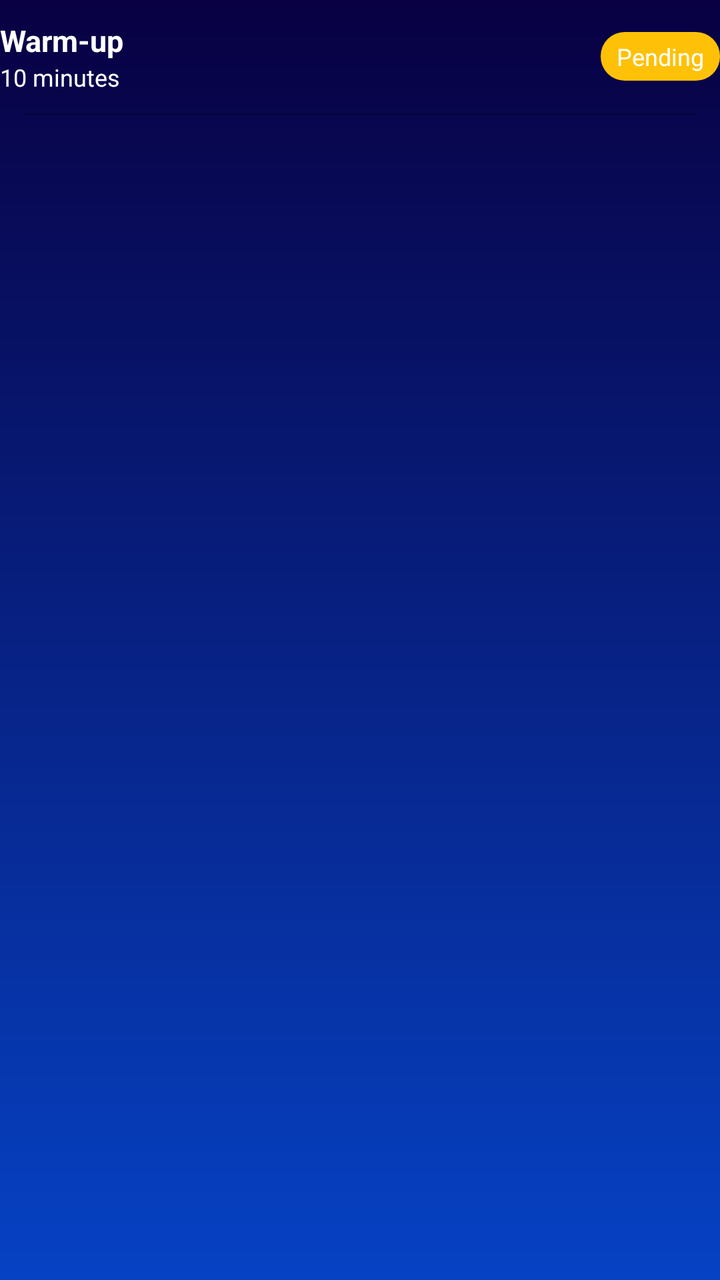
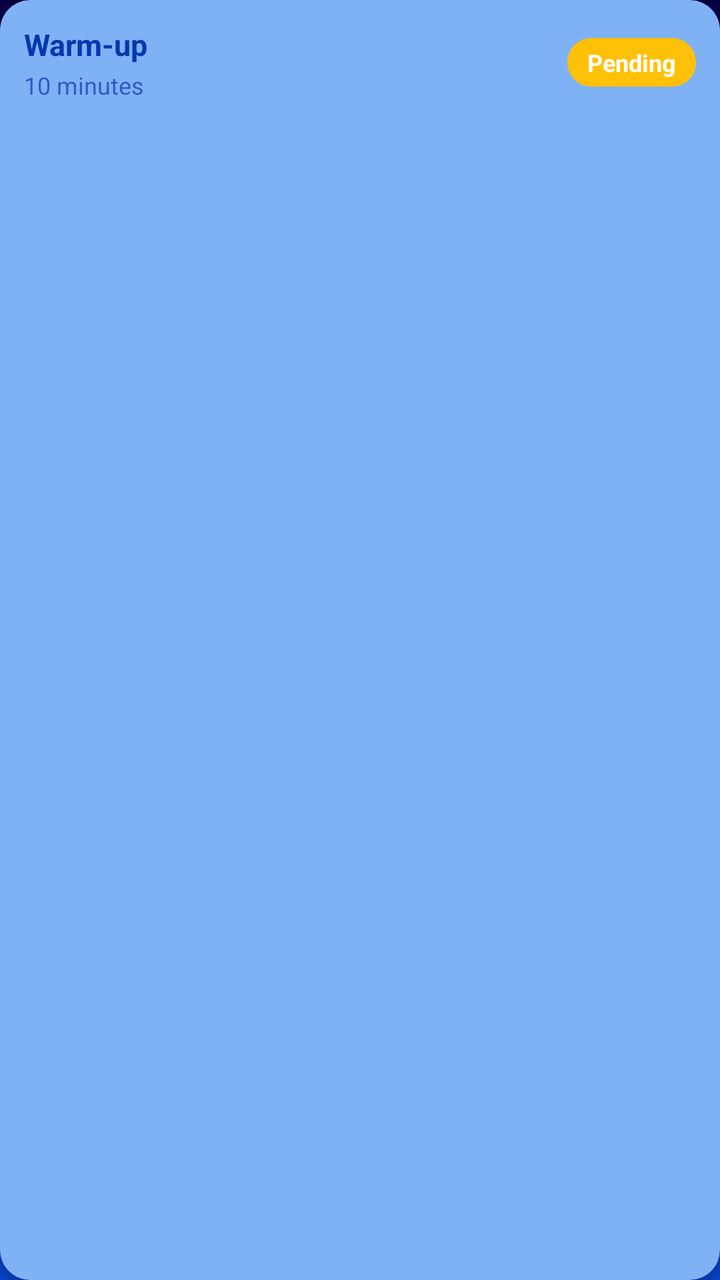

Screens rendered from an Android XML layout before and after an edit, with the pre-edit source and the edit as a unified diff.
<!-- AndroidManifest.xml: application theme Theme.RUNOVA -->
<!-- res/layout/item_task_card.xml -->
<?xml version="1.0" encoding="utf-8"?>
<LinearLayout xmlns:android="http://schemas.android.com/apk/res/android"
    android:layout_width="match_parent"
    android:layout_height="wrap_content"
    android:orientation="vertical">

    <LinearLayout
        android:layout_width="match_parent"
        android:layout_height="wrap_content"
        android:orientation="horizontal"
        android:gravity="center_vertical"
        android:paddingVertical="10dp">

        <LinearLayout
            android:layout_width="0dp"
            android:layout_height="wrap_content"
            android:layout_weight="1"
            android:orientation="vertical">

            <TextView
                android:id="@+id/tvTaskName"
                android:layout_width="wrap_content"
                android:layout_height="wrap_content"
                android:text="Warm-up"
                android:textColor="@color/white"
                android:textSize="15sp"
                android:textStyle="bold" />

            <TextView
                android:id="@+id/tvTaskDuration"
                android:layout_width="wrap_content"
                android:layout_height="wrap_content"
                android:text="10 minutes"
                android:textColor="@color/white"
                android:textSize="12sp" />

        </LinearLayout>

        <TextView
            android:id="@+id/tvTaskStatus"
            android:layout_width="wrap_content"
            android:layout_height="wrap_content"
            android:text="Pending"
            android:textColor="@color/white"
            android:textSize="12sp"
            android:background="@drawable/bg_status_pending"
            android:paddingHorizontal="@dimen/space_2"
            android:paddingVertical="4dp" />

    </LinearLayout>

    <View
        android:id="@+id/divider"
        android:layout_width="match_parent"
        android:layout_height="1dp"
        android:layout_marginHorizontal="12dp"
        android:background="#33000000" />

</LinearLayout>
<!-- resources referenced by this layout -->
<resources>
  <color name="white">#FFFFFFFF</color>
  <dimen name="space_2">8dp</dimen>
  <!-- drawable bg_status_pending (drawable) -->
  <?xml version="1.0" encoding="utf-8"?>
  <shape xmlns:android="http://schemas.android.com/apk/res/android"
      android:shape="rectangle">
      <solid android:color="#FFC107" />
      <corners android:radius="12dp" />
  </shape>
  <style name="Theme.RUNOVA" parent="Base.Theme.RUNOVA">
          <item name="android:statusBarColor">@android:color/transparent</item>
          <item name="android:windowLightStatusBar">false</item>
  
          
          <item name="android:navigationBarColor">@android:color/transparent</item>
          <item name="android:windowLightNavigationBar">false</item>
          <item name="android:enforceNavigationBarContrast">false</item>
          <item name="android:enforceStatusBarContrast">false</item>
          <item name="android:windowBackground">@drawable/background</item>
  
          
          <item name="android:windowLayoutInDisplayCutoutMode">shortEdges</item>
  
          
          <item name="android:windowAnimationStyle">@style/Animation.RUNOVA.None</item>
      </style>
  <style name="Base.Theme.RUNOVA" parent="Theme.Material3.DayNight.NoActionBar" />
  <!-- drawable background (drawable) -->
  <?xml version="1.0" encoding="utf-8"?>
  <shape xmlns:android="http://schemas.android.com/apk/res/android"
      android:shape="rectangle">
      <gradient
          android:startColor="#0642C4"
          android:endColor="#080042"
          android:angle="90"
          android:type="linear" />
  </shape>
  <style name="Animation.RUNOVA.None" parent="@android:style/Animation.Activity">
          <item name="android:activityOpenEnterAnimation">@null</item>
          <item name="android:activityOpenExitAnimation">@null</item>
          <item name="android:activityCloseEnterAnimation">@null</item>
          <item name="android:activityCloseExitAnimation">@null</item>
      </style>
</resources>

<!-- the commit's change to res/layout/item_task_card.xml (unified diff, before → after) -->
@@ -1,15 +1,21 @@
 <?xml version="1.0" encoding="utf-8"?>
-<LinearLayout xmlns:android="http://schemas.android.com/apk/res/android"
+<androidx.cardview.widget.CardView xmlns:android="http://schemas.android.com/apk/res/android"
+    xmlns:app="http://schemas.android.com/apk/res-auto"
     android:layout_width="match_parent"
     android:layout_height="wrap_content"
-    android:orientation="vertical">
+    android:layout_marginHorizontal="4dp"
+    android:layout_marginVertical="4dp"
+    android:foreground="?attr/selectableItemBackground"
+    app:cardBackgroundColor="@color/input_bg"
+    app:cardCornerRadius="@dimen/card_radius_sm"
+    app:cardElevation="2dp">
 
     <LinearLayout
         android:layout_width="match_parent"
         android:layout_height="wrap_content"
+        android:gravity="center_vertical"
         android:orientation="horizontal"
-        android:gravity="center_vertical"
-        android:paddingVertical="10dp">
+        android:padding="12dp">
 
         <LinearLayout
             android:layout_width="0dp"
@@ -21,8 +27,10 @@
                 android:id="@+id/tvTaskName"
                 android:layout_width="wrap_content"
                 android:layout_height="wrap_content"
+                android:ellipsize="end"
+                android:maxLines="1"
                 android:text="Warm-up"
-                android:textColor="@color/white"
+                android:textColor="@color/button_primary"
                 android:textSize="15sp"
                 android:textStyle="bold" />
 
@@ -30,8 +38,12 @@
                 android:id="@+id/tvTaskDuration"
                 android:layout_width="wrap_content"
                 android:layout_height="wrap_content"
+                android:layout_marginTop="2dp"
+                android:alpha="0.7"
+                android:ellipsize="end"
+                android:maxLines="1"
                 android:text="10 minutes"
-                android:textColor="@color/white"
+                android:textColor="@color/button_primary"
                 android:textSize="12sp" />
 
         </LinearLayout>
@@ -40,20 +52,14 @@
             android:id="@+id/tvTaskStatus"
             android:layout_width="wrap_content"
             android:layout_height="wrap_content"
+            android:background="@drawable/bg_status_pending"
+            android:paddingHorizontal="10dp"
+            android:paddingVertical="4dp"
             android:text="Pending"
             android:textColor="@color/white"
             android:textSize="12sp"
-            android:background="@drawable/bg_status_pending"
-            android:paddingHorizontal="@dimen/space_2"
-            android:paddingVertical="4dp" />
+            android:textStyle="bold" />
 
     </LinearLayout>
 
-    <View
-        android:id="@+id/divider"
-        android:layout_width="match_parent"
-        android:layout_height="1dp"
-        android:layout_marginHorizontal="12dp"
-        android:background="#33000000" />
-
-</LinearLayout>
+</androidx.cardview.widget.CardView>
<!-- resource entries referenced after the edit -->
@@ -1,7 +1,9 @@
 <!-- resources referenced by this layout -->
 <resources>
+  <color name="button_primary">#0637AE</color>
+  <color name="input_bg">#FF7FB2F5</color>
   <color name="white">#FFFFFFFF</color>
-  <dimen name="space_2">8dp</dimen>
+  <dimen name="card_radius_sm">15dp</dimen>
   <!-- drawable bg_status_pending (drawable) -->
   <?xml version="1.0" encoding="utf-8"?>
   <shape xmlns:android="http://schemas.android.com/apk/res/android"
@@ -10,6 +12,18 @@
       <corners android:radius="12dp" />
   </shape>
   <style name="Theme.RUNOVA" parent="Base.Theme.RUNOVA">
+          <item name="alertDialogTheme">@style/Theme.RUNOVA.AlertDialog</item>
+          
+          <item name="selectableItemBackground">@android:color/transparent</item>
+          <item name="selectableItemBackgroundBorderless">@android:color/transparent</item>
+          <item name="android:selectableItemBackground">@android:color/transparent</item>
+          <item name="colorControlHighlight">@android:color/transparent</item>
+          <item name="rippleColor">@android:color/transparent</item>
+          <item name="android:colorPressedHighlight">@android:color/transparent</item>
+          <item name="android:colorActivatedHighlight">@android:color/transparent</item>
+          <item name="android:colorFocusedHighlight">@android:color/transparent</item>
+          <item name="materialButtonStyle">@style/Theme.RUNOVA.Button</item>
+  
           <item name="android:statusBarColor">@android:color/transparent</item>
           <item name="android:windowLightStatusBar">false</item>
   
@@ -27,6 +41,17 @@
           <item name="android:windowAnimationStyle">@style/Animation.RUNOVA.None</item>
       </style>
   <style name="Base.Theme.RUNOVA" parent="Theme.Material3.DayNight.NoActionBar" />
+  <style name="Theme.RUNOVA.AlertDialog" parent="ThemeOverlay.Material3.MaterialAlertDialog">
+          <item name="colorSurface">@color/card_bg</item>
+          <item name="colorOnSurface">@color/white</item>
+          <item name="colorPrimary">@color/white</item>
+          <item name="android:textColor">@color/white</item>
+          <item name="dialogCornerRadius">@dimen/card_radius</item>
+      </style>
+  <style name="Theme.RUNOVA.Button" parent="Widget.Material3.Button">
+          <item name="rippleColor">@android:color/transparent</item>
+          <item name="android:stateListAnimator">@null</item>
+      </style>
   <!-- drawable background (drawable) -->
   <?xml version="1.0" encoding="utf-8"?>
   <shape xmlns:android="http://schemas.android.com/apk/res/android"
@@ -43,5 +68,7 @@
           <item name="android:activityCloseEnterAnimation">@null</item>
           <item name="android:activityCloseExitAnimation">@null</item>
       </style>
+  <color name="card_bg">#FF0174DB</color>
+  <dimen name="card_radius">20dp</dimen>
 </resources>
 
